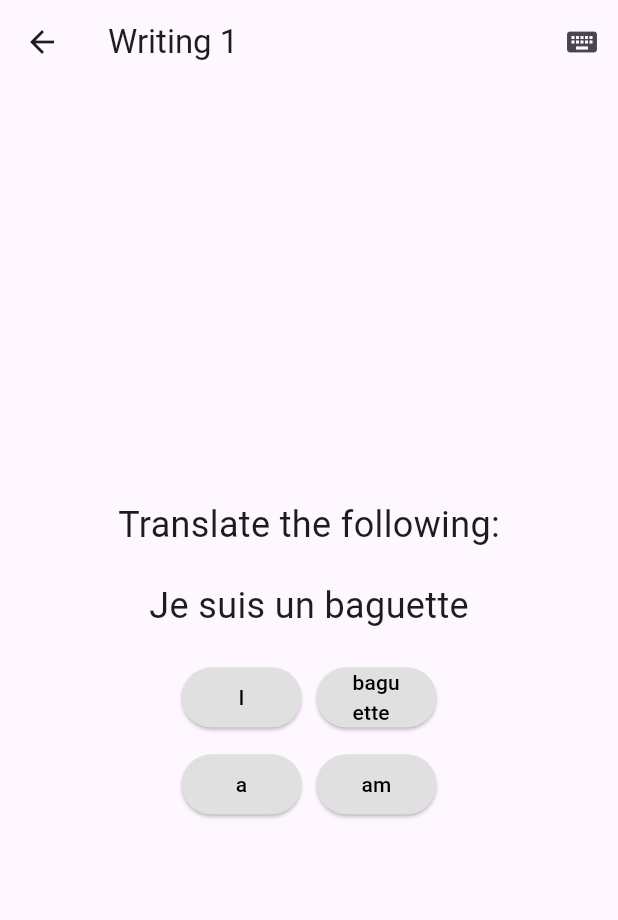
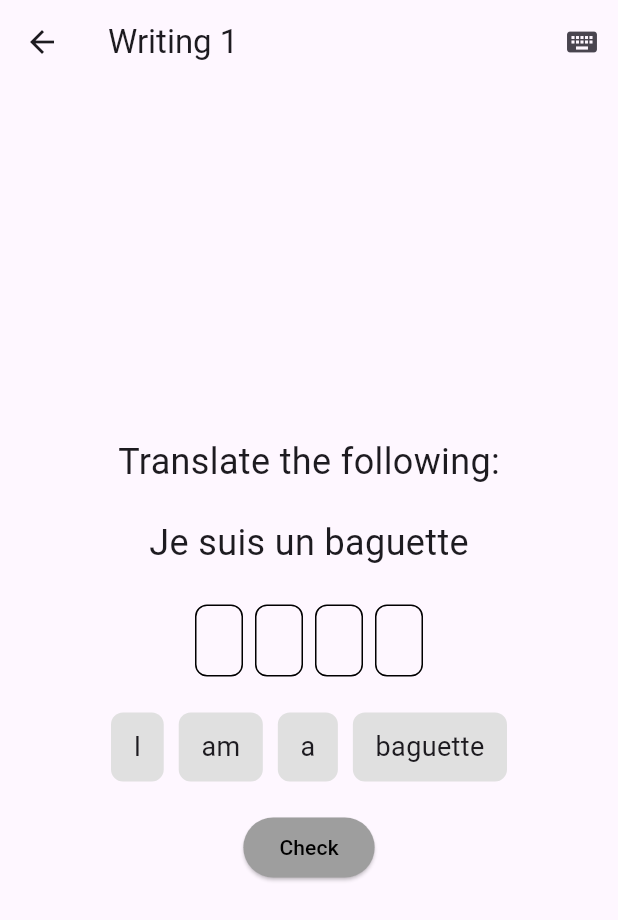
Before and after one commit to seungho715/Immai, a Flutter app: the WritingPage screen opened directly, on a phone screen of 412 x 824 dp. Shown: the top 920 px of the screen. Run offline on Flutter 3.47's test engine with Material 3 defaults, Android fonts, the light colour scheme and no system bars.

Commit message:
Added login and Modified assessment and writing pages

```diff
--- a/lib/proficiency_selection_page.dart
+++ b/lib/proficiency_selection_page.dart
@@ -86,7 +86,7 @@ class _ProficiencySelectionPageState extends State<ProficiencySelectionPage> {
                 if(_selectedProficiency != null && _selectedFluency != null) {
                   Navigator.push(
                     context,
-                    MaterialPageRoute(builder: (context) => TimeImmersionPage(selectedLanguage: widget.selectedLanguage,),
+                    MaterialPageRoute(builder: (context) => TimeImmersionPage(selectedLanguage: widget.selectedLanguage,selectedProficiency: _selectedProficiency!,),
                     ),
                   );
                 }
--- a/lib/writing_page.dart
+++ b/lib/writing_page.dart
@@ -1,6 +1,27 @@
 import 'package:flutter/material.dart';
 
-class WritingPage extends StatelessWidget {
+class WritingPage extends StatefulWidget {
+  @override
+  _WritingPageState createState() => _WritingPageState();
+}
+
+class _WritingPageState extends State<WritingPage> {
+  bool _showKeyboard = false;
+  List<String> _words = ['I', 'am', 'a', 'baguette'];
+  List<String> _sentence = ['', '', '', ''];
+
+  void _toggleKeyboard() {
+    setState(() {
+      _showKeyboard = !_showKeyboard;
+    });
+  }
+
+  void _handleDrop(String word, int index) {
+    setState(() {
+      _sentence[index] = word;
+    });
+  }
+
   @override
   Widget build(BuildContext context) {
     return Scaffold(
@@ -9,9 +30,7 @@ class WritingPage extends StatelessWidget {
         actions: [
           IconButton(
             icon: Icon(Icons.keyboard),
-            onPressed: () {
-              // Handle toggle button press
-            },
+            onPressed: _toggleKeyboard,
           ),
         ],
       ),
@@ -30,62 +49,97 @@ class WritingPage extends StatelessWidget {
               style: TextStyle(fontSize: 24),
             ),
             SizedBox(height: 20),
+            if (_showKeyboard)
+              TextField(
+                autofocus: true,
+              ),
+            if (!_showKeyboard) ...[
               Row(
                 mainAxisAlignment: MainAxisAlignment.center,
-              children: [
+                children: _sentence.asMap().entries.map((entry) {
+                  int index = entry.key;
+                  String word = entry.value;
+                  return DragTarget<String>(
+                    builder: (context, candidateData, rejectedData) {
+                      return Container(
+                        margin: EdgeInsets.all(4.0),
+                        padding: EdgeInsets.symmetric(vertical: 10, horizontal: 15),
+                        decoration: BoxDecoration(
+                          border: Border.all(color: Colors.black),
+                          borderRadius: BorderRadius.circular(8.0),
+                        ),
+                        child: Text(
+                          word,
+                          style: TextStyle(fontSize: 18),
+                        ),
+                      );
+                    },
+                    onAccept: (data) {
+                      _handleDrop(data, index);
+                    },
+                  );
+                }).toList(),
+              ),
+              SizedBox(height: 20),
+              Wrap(
+                alignment: WrapAlignment.center,
+                spacing: 10,
+                children: _words.map((word) {
+                  return Draggable<String>(
+                    data: word,
+                    child: Container(
+                      padding: EdgeInsets.symmetric(vertical: 10, horizontal: 15),
+                      decoration: BoxDecoration(
+                        color: Colors.grey[300],
+                        borderRadius: BorderRadius.circular(8.0),
+                      ),
+                      child: Text(
+                        word,
+                        style: TextStyle(fontSize: 18),
+                      ),
+                    ),
+                    feedback: Material(
+                      color: Colors.transparent,
+                      child: Container(
+                        padding: EdgeInsets.symmetric(vertical: 10, horizontal: 15),
+                        decoration: BoxDecoration(
+                          color: Colors.grey[300],
+                          borderRadius: BorderRadius.circular(8.0),
+                        ),
+                        child: Text(
+                          word,
+                          style: TextStyle(fontSize: 18),
+                        ),
+                      ),
+                    ),
+                    childWhenDragging: Container(
+                      padding: EdgeInsets.symmetric(vertical: 10, horizontal: 15),
+                      decoration: BoxDecoration(
+                        color: Colors.grey[300],
+                        borderRadius: BorderRadius.circular(8.0),
+                      ),
+                      child: Opacity(
+                        opacity: 0.5,
+                        child: Text(
+                          word,
+                          style: TextStyle(fontSize: 18),
+                        ),
+                      ),
+                    ),
+                  );
+                }).toList(),
+              ),
+              SizedBox(height: 20),
+            ],
             ElevatedButton(
               onPressed: () {
-                    // Handle word button press
+                // Handle Check button press
               },
-                  child: Text('I'),
+              child: Text('Check'),
               style: ElevatedButton.styleFrom(
-                    backgroundColor: Colors.grey[300],
+                backgroundColor: Colors.grey,
                 foregroundColor: Colors.black,
-                    fixedSize: Size(80, 40),
               ),
-                ),
-                SizedBox(width: 10),
-                ElevatedButton(
-                  onPressed: () {
-                    // Handle word button press
-                  },
-                  child: Text('baguette'),
-                  style: ElevatedButton.styleFrom(
-                    backgroundColor: Colors.grey[300],
-                    foregroundColor: Colors.black,
-                    fixedSize: Size(80, 40),
-                  ),
-                ),
-              ],
-            ),
-            SizedBox(height: 10),
-            Row(
-              mainAxisAlignment: MainAxisAlignment.center,
-              children: [
-                ElevatedButton(
-                  onPressed: () {
-                    // Handle word button press
-                  },
-                  child: Text('a'),
-                  style: ElevatedButton.styleFrom(
-                    backgroundColor: Colors.grey[300],
-                    foregroundColor: Colors.black,
-                    fixedSize: Size(80, 40),
-                  ),
-                ),
-                SizedBox(width: 10),
-                ElevatedButton(
-                  onPressed: () {
-                    // Handle word button press
-                  },
-                  child: Text('am'),
-                  style: ElevatedButton.styleFrom(
-                    backgroundColor: Colors.grey[300],
-                    foregroundColor: Colors.black,
-                    fixedSize: Size(80, 40),
-                  ),
-                ),
-              ],
             ),
           ],
         ),
```
Also changed, not shown: lib/time_immersion_page.dart (+20 -7 lines), lib/welcome_page.dart (+81 -1 lines). Lines whose indentation alone changed are shown as unchanged.
